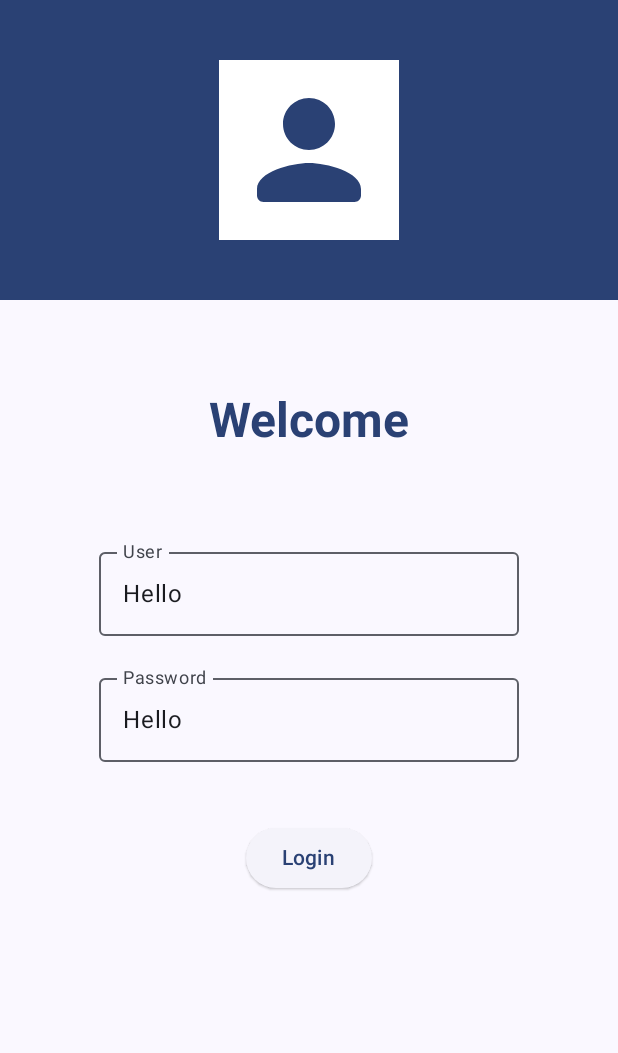
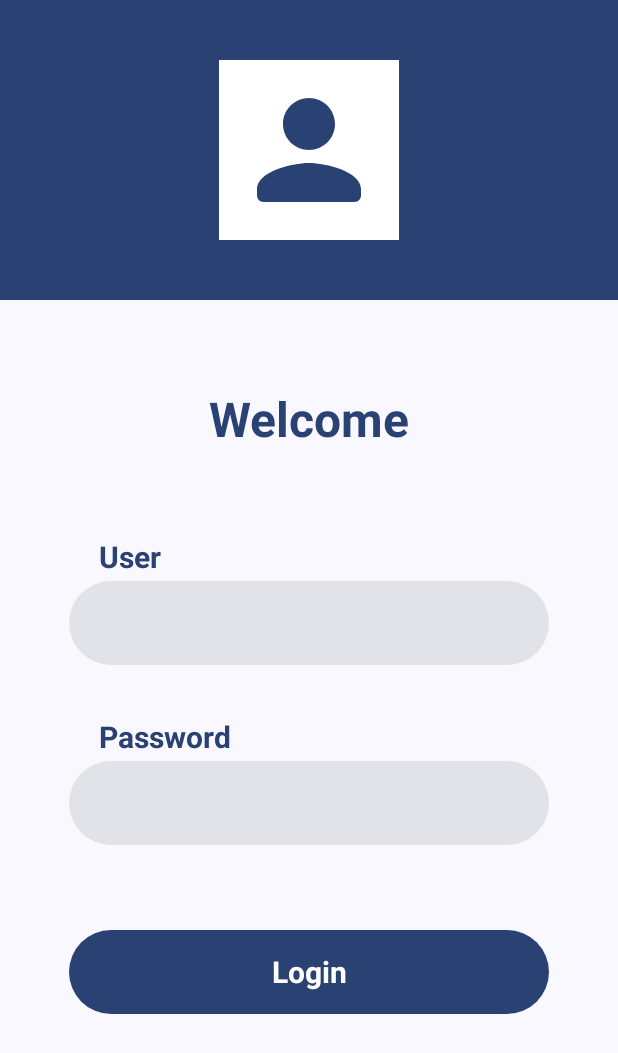
Before and after one commit to vlenci/MobileChallenge, an Android app built with Jetpack Compose: the screen it shows after launch (MainActivity), on a phone screen of 412 x 824 dp. Shown: the top 1053 px of the screen. Run offline under Robolectric (Android 15) with nearby library versions, the phone set to English and light mode, and no system bars.

Commit message:
feat: update login screen textfields ui

```diff
--- a/app/src/main/java/com/example/mobilechallenge/ui/views/LoginScreen.kt
+++ b/app/src/main/java/com/example/mobilechallenge/ui/views/LoginScreen.kt
@@ -12,14 +12,18 @@ import androidx.compose.foundation.layout.fillMaxWidth
 import androidx.compose.foundation.layout.height
 import androidx.compose.foundation.layout.padding
 import androidx.compose.foundation.layout.size
+import androidx.compose.foundation.shape.RoundedCornerShape
 import androidx.compose.material.icons.Icons
 import androidx.compose.material.icons.rounded.Person
+import androidx.compose.material3.Button
 import androidx.compose.material3.ElevatedButton
 import androidx.compose.material3.Icon
 import androidx.compose.material3.MaterialTheme
 import androidx.compose.material3.OutlinedTextField
 import androidx.compose.material3.Text
 import androidx.compose.material3.TextField
+import androidx.compose.material3.TextFieldColors
+import androidx.compose.material3.TextFieldDefaults
 import androidx.compose.runtime.Composable
 import androidx.compose.runtime.getValue
 import androidx.compose.runtime.mutableStateOf
@@ -29,6 +33,7 @@ import androidx.compose.ui.Alignment
 import androidx.compose.ui.Modifier
 import androidx.compose.ui.graphics.Color
 import androidx.compose.ui.graphics.ColorFilter
+import androidx.compose.ui.graphics.Shape
 import androidx.compose.ui.text.TextStyle
 import androidx.compose.ui.text.font.FontWeight
 import androidx.compose.ui.unit.dp
@@ -37,9 +42,10 @@ import androidx.compose.ui.unit.sp
 @Composable
 fun LoginScreen(modifier: Modifier = Modifier) {
 
-    var text by remember { mutableStateOf("Hello") }
+    var username by remember { mutableStateOf("") }
+    var password by remember { mutableStateOf("") }
 
-    Column(modifier = modifier) {
+    Column(modifier = modifier, verticalArrangement = Arrangement.Center, horizontalAlignment = Alignment.CenterHorizontally) {
         Row(
             modifier = Modifier
                 .background(color = MaterialTheme.colorScheme.primary)
@@ -82,36 +88,68 @@ fun LoginScreen(modifier: Modifier = Modifier) {
             )
         }
 
-        Row(
-            modifier = Modifier
-                .fillMaxWidth(),
-            verticalAlignment = Alignment.CenterVertically,
-            horizontalArrangement = Arrangement.Center
-        ) {
-
-            OutlinedTextField(
-                value = text,
-                onValueChange = { },
-                label = { Text("User") }
+        Column(
+            modifier = Modifier.
+                size(width = 320.dp, height = 100.dp))
+        {
+            Text(
+                modifier = Modifier.padding(start = 20.dp, bottom = 4.dp),
+                text ="User",
+                style = TextStyle(
+                    fontSize = 20.sp,
+                    fontWeight = FontWeight.Bold,
+                    color = MaterialTheme.colorScheme.primary
+                )
             )
 
+            TextField(
+                value = username,
+                onValueChange = { username = it },
+                maxLines = 1,
+                shape = RoundedCornerShape(40.dp),
+                modifier = Modifier.size(
+                    width = 320.dp,
+                    height = 56.dp
+                ),
+                colors = TextFieldDefaults.colors(
+                    focusedIndicatorColor = Color.Transparent,
+                    unfocusedIndicatorColor = Color.Transparent,
+                    disabledIndicatorColor = Color.Transparent
+                )
+            )
         }
 
         Spacer(modifier = Modifier.size(20.dp))
 
-        Row(
-            modifier = Modifier
-                .fillMaxWidth(),
-            verticalAlignment = Alignment.CenterVertically,
-            horizontalArrangement = Arrangement.Center
-        ) {
-
-            OutlinedTextField(
-                value = text,
-                onValueChange = { },
-                label = { Text("Password") }
+        Column(
+            modifier = Modifier.
+            size(width = 320.dp, height = 100.dp))
+        {
+            Text(
+                modifier = Modifier.padding(start = 20.dp, bottom = 4.dp),
+                text ="Password",
+                style = TextStyle(
+                    fontSize = 20.sp,
+                    fontWeight = FontWeight.Bold,
+                    color = MaterialTheme.colorScheme.primary
+                )
             )
 
+            TextField(
+                value = password,
+                onValueChange = { password = it },
+                maxLines = 1,
+                shape = RoundedCornerShape(40.dp),
+                modifier = Modifier.size(
+                    width = 320.dp,
+                    height = 56.dp
+                ),
+                colors = TextFieldDefaults.colors(
+                    focusedIndicatorColor = Color.Transparent,
+                    unfocusedIndicatorColor = Color.Transparent,
+                    disabledIndicatorColor = Color.Transparent
+                )
+            )
         }
 
         Spacer(modifier = Modifier.size(40.dp))
@@ -123,10 +161,23 @@ fun LoginScreen(modifier: Modifier = Modifier) {
             horizontalArrangement = Arrangement.Center
         ) {
 
-            ElevatedButton(
-                onClick = {  }
+            Button(
+                onClick = {  },
+                shape = RoundedCornerShape(40.dp),
+                modifier = Modifier
+                    .size(
+                        width = 320.dp,
+                        height = 56.dp
+                    )
             ) {
-                Text("Login")
+                Text(
+                    text ="Login",
+                    style = TextStyle(
+                        fontSize = 20.sp,
+                        fontWeight = FontWeight.Bold,
+                        //color = MaterialTheme.colorScheme.primary
+                    )
+                )
             }
 
         }
```
